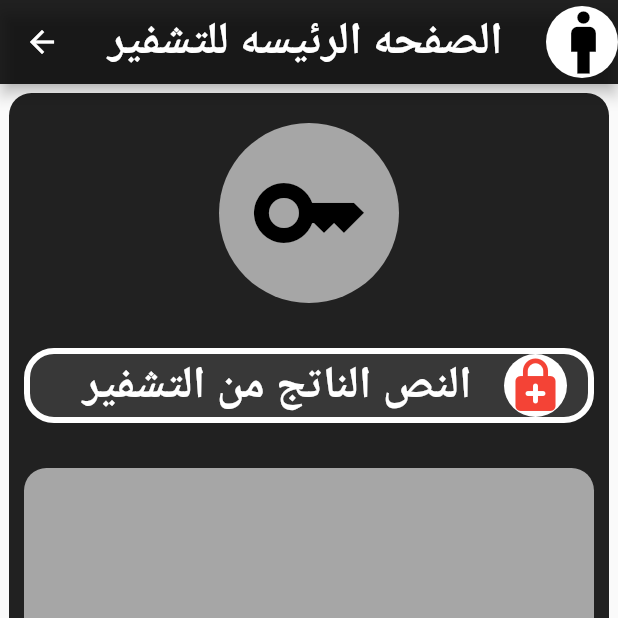
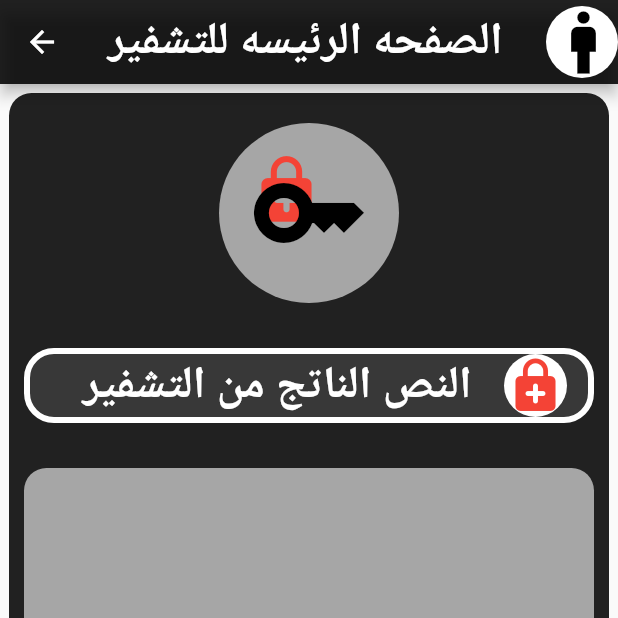
Before and after one commit to salahalddinn/project_flutter, a Flutter app: the master screen opened directly, on a phone screen of 412 x 824 dp, the top half of it. Run offline on Flutter 3.47's test engine with Material 2 defaults, Android fonts, the light colour scheme and no system bars.

Commit message:
change the swapping Stack   his branch salah

```diff
--- a/lib/master.dart
+++ b/lib/master.dart
@@ -34,7 +34,9 @@ class master extends StatelessWidget {
             CircleAvatar(
               radius: 60,
               backgroundColor: Colors.white60,
-              child: Icon(Icons.key,size: 80,color: Colors.black,),
+              child: Stack(children:[
+                Icon(Icons.enhanced_encryption_rounded,size: 50,color: Colors.red,),
+                Icon(Icons.key,size: 80,color: Colors.black,)]),
             ),
             SizedBox(height: 20,),
             Container(
```
